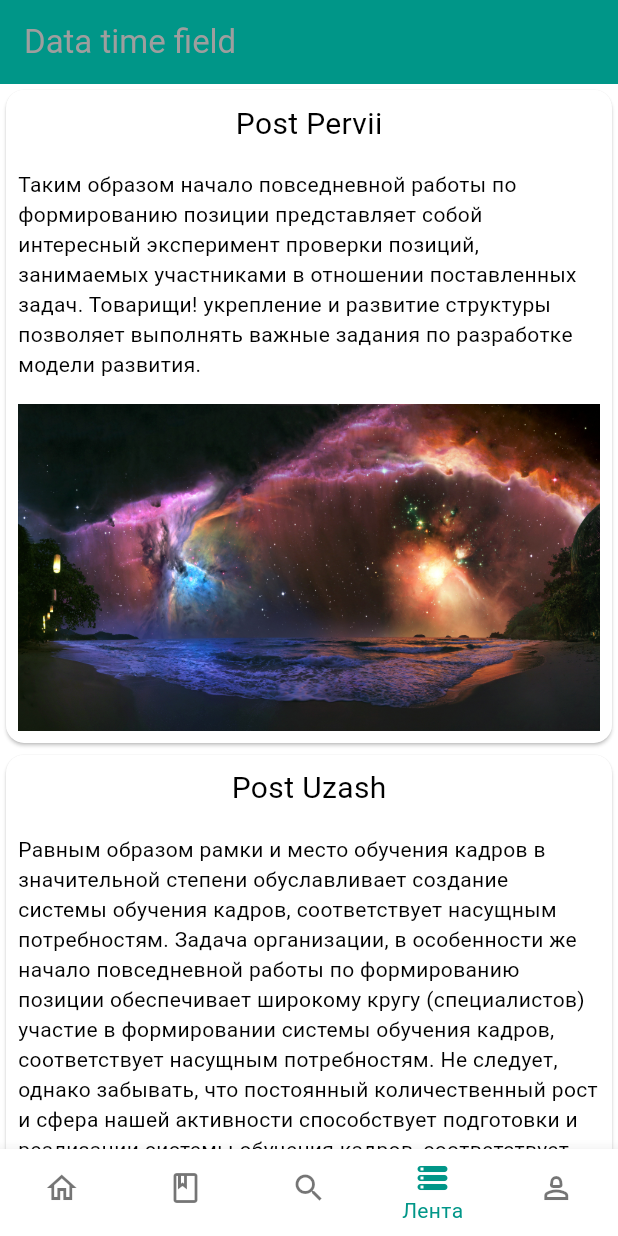
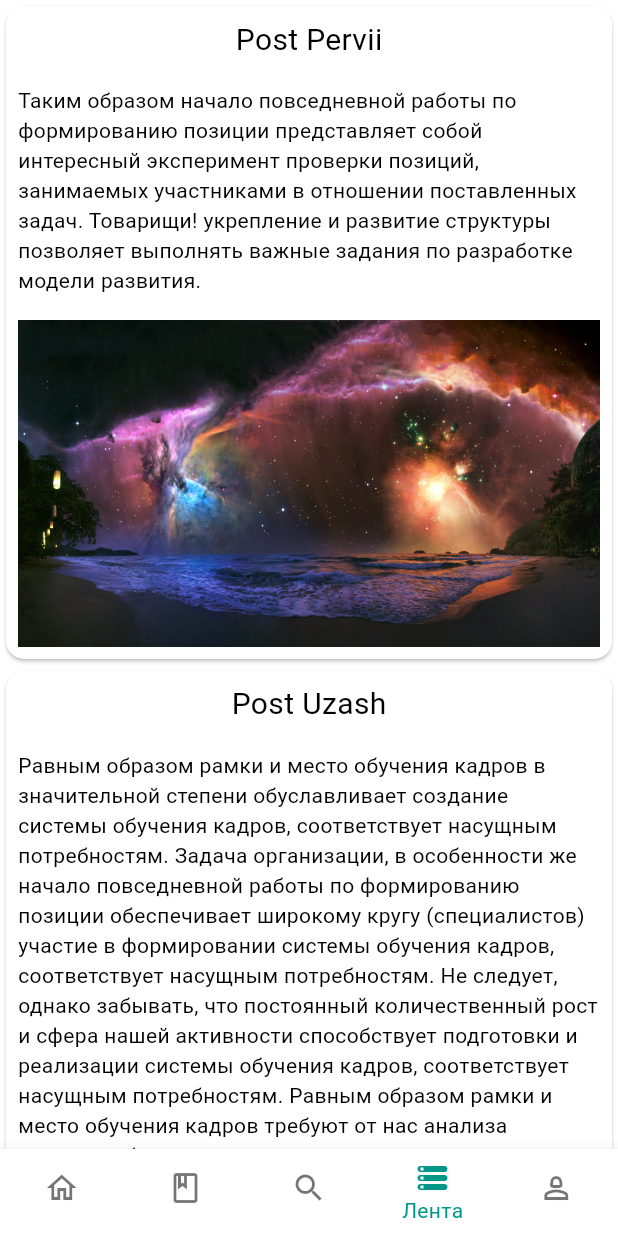
Before and after one commit to EvgrafovBTW/dream_note, a Flutter app: the screen it shows after launch, item 4 of the bottom bar chosen, on a phone screen of 412 x 824 dp. Run offline on Flutter 3.47's test engine with Material 2 defaults, Android fonts, the phone set to English and light mode, and no system bars; drawn by our look-alikes of flutter_platform_widgets, keyboard_dismisser, liquid_pull_to_refresh, overlay_support, pull_to_refresh; our stand-ins replace bloc, dio, equatable, firebase_core, firebase_messaging, flutter_bloc and 5 more; missing offline and left inert: flutter_whatsnew; accounts and stored records are empty.

```diff
--- a/lib/logic/blocs/feed/bloc/feed_bloc.dart
+++ b/lib/logic/blocs/feed/bloc/feed_bloc.dart
@@ -14,7 +14,7 @@ class FeedBloc extends HydratedBloc<FeedEvent, FeedState> {
     on<FeedLoad>((event, emit) async {
       PostApiImpl postApiImpl = PostApiImpl();
       List<Post> loadPosts = (await postApiImpl.getPosts('')) as List<Post>;
-      loadPosts.insertAll(0, state.posts);
+      // loadPosts.insertAll(0, state.posts); // если нужно проверить обновление - раскоментить
       emit(state.copyWith(posts: loadPosts));
     });
   }
--- a/lib/screens/components/post_card_list.dart
+++ b/lib/screens/components/post_card_list.dart
@@ -1,71 +1,19 @@
-import 'package:dream_note/logic/blocs/feed/bloc/feed_bloc.dart';
 import 'package:dream_note/screens/components/post_card.dart';
 import 'package:flutter/material.dart';
-import 'package:flutter_bloc/flutter_bloc.dart';
-import 'package:pull_to_refresh/pull_to_refresh.dart';
 
 import '../../models/post_model.dart';
 
-class PostCardList extends StatefulWidget {
+class PostCardList extends StatelessWidget {
   const PostCardList({super.key, required this.postList});
 
   final List<Post> postList;
 
   @override
-  State<PostCardList> createState() => _PostCardListState();
-}
-
-class _PostCardListState extends State<PostCardList> {
-  // List<Post> listPost;
-
-  RefreshController _refreshController =
-      RefreshController(initialRefresh: false);
-
-  void _onRefresh() async {
-    // monitor network fetch
-    await Future.delayed(Duration(milliseconds: 1000));
-    BlocProvider.of<FeedBloc>(context).add(FeedLoad());
-    // if failed,use refreshFailed()
-    _refreshController.refreshCompleted();
-  }
-
-  void _onLoading() async {
-    // monitor network fetch
-    await Future.delayed(Duration(milliseconds: 1000));
-    // if failed,use loadFailed(),if no data return,use LoadNodata()
-    if (mounted) {
-      // setState(() {
-      // BlocProvider.of<FeedBloc>(context).add(FeedLoad());
-      // });
-    }
-    _refreshController.loadComplete();
-  }
-
-  @override
   Widget build(BuildContext context) {
-    return Scaffold(
-      appBar: AppBar(
-        title: Text("Data time field"),
-      ),
-      body: Scrollbar(
-        child: SmartRefresher(
-            enablePullDown: true,
-            // header: WaterDropMaterialHeader(),
-            controller: _refreshController,
-            onRefresh: _onRefresh,
-            onLoading: _onLoading,
-            child: SingleChildScrollView(
-              child: BlocBuilder<FeedBloc, FeedState>(
-                builder: (context, state) {
-                  return Column(
-                    children: [
-                      for (Post post in state.posts) PostCard(post: post)
-                    ],
-                  );
-                },
-              ),
-            )),
-      ),
-    );
+    return ListView.builder(
+        itemCount: postList.length,
+        itemBuilder: (context, index) {
+          return PostCard(post: postList[index]);
+        });
   }
 }
--- a/lib/screens/consecutive_screens/feed_screen.dart
+++ b/lib/screens/consecutive_screens/feed_screen.dart
@@ -1,10 +1,25 @@
+import 'dart:async';
+
 import 'package:dream_note/logic/blocs/feed/bloc/feed_bloc.dart';
+import 'package:dream_note/models/post_model.dart';
 import 'package:dream_note/screens/components/post_card_list.dart';
 import 'package:flutter/material.dart';
 import 'package:flutter_bloc/flutter_bloc.dart';
+import 'package:liquid_pull_to_refresh/liquid_pull_to_refresh.dart';
 
-class FeedScreen extends StatelessWidget {
+class FeedScreen extends StatefulWidget {
   const FeedScreen({Key? key}) : super(key: key);
+
+  @override
+  State<FeedScreen> createState() => _FeedScreenState();
+}
+
+class _FeedScreenState extends State<FeedScreen> {
+  Future<void> _handleRefresh() async {
+    setState(() {
+      BlocProvider.of<FeedBloc>(context).add(FeedLoad());
+    });
+  }
 
   @override
   Widget build(BuildContext context) {
@@ -15,7 +30,11 @@ class FeedScreen extends StatelessWidget {
             if (state.posts.isEmpty) {
               return Text('Постов нема');
             }
-            return PostCardList(postList: state.posts);
+            return LiquidPullToRefresh(
+              onRefresh: _handleRefresh,
+              showChildOpacityTransition: false,
+              child: PostCardList(postList: state.posts),
+            );
           },
         ),
       ),
--- a/pubspec.yaml
+++ b/pubspec.yaml
@@ -27,7 +27,7 @@ dependencies:
   path_provider: ^2.0.14
   simple_animations: ^5.0.0+3
   table_calendar: ^3.0.9
-  pull_to_refresh: ^2.0.0
+  liquid_pull_to_refresh: ^3.0.1
 
 dev_dependencies:
   flutter_test:
```
Also changed, not shown: lib/screens/components/post_card.dart (+13 -4 lines), pubspec.lock.
